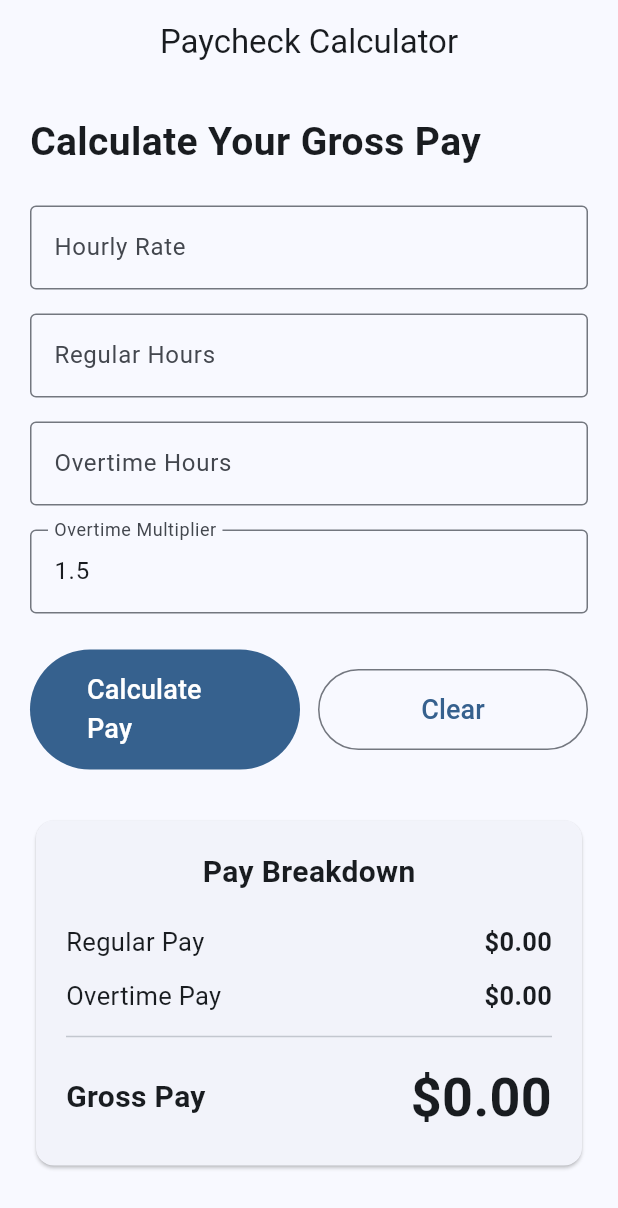
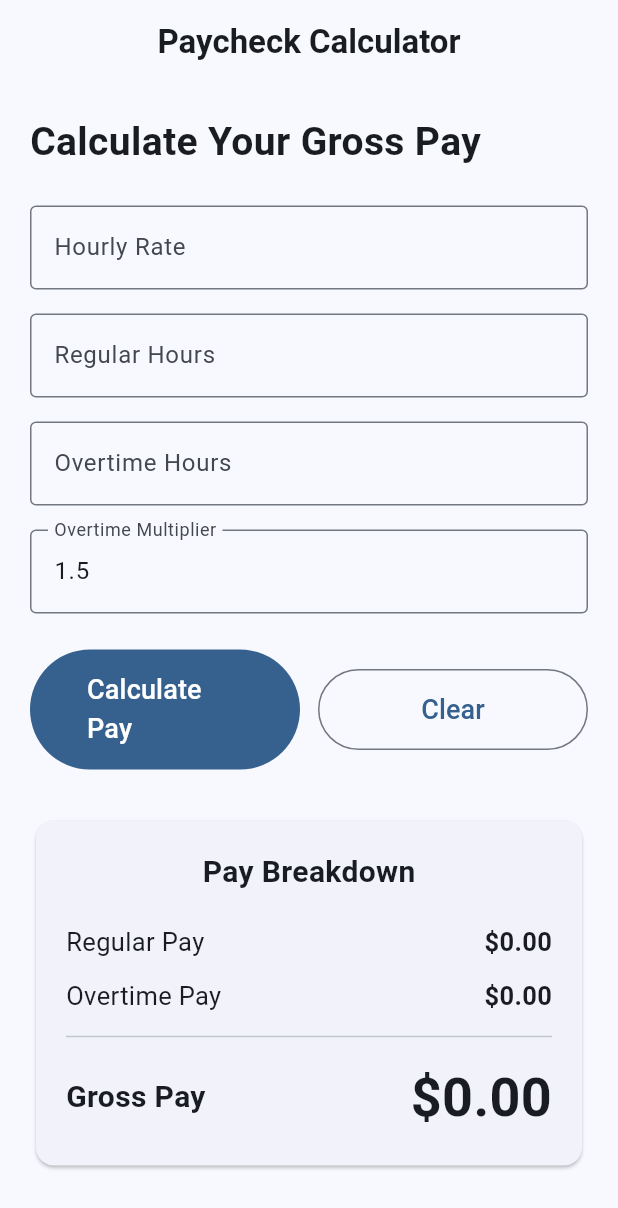
Before and after one commit to Snix-xinS/hassel-pay, a Flutter app: the screen it shows after launch, on a phone screen of 412 x 824 dp. Shown: the top 1208 px of the screen. Run offline on Flutter 3.47's test engine with Material 3 defaults, Android fonts, the phone set to English and light mode, and no system bars.

Commit message:
Improve calculator title

```diff
--- a/lib/main.dart
+++ b/lib/main.dart
@@ -78,10 +78,15 @@ class _PaycheckCalculatorPageState extends State<PaycheckCalculatorPage> {
   @override
   Widget build(BuildContext context) {
     return Scaffold(
-      appBar: AppBar(
-        title: const Text('Paycheck Calculator'),
-        centerTitle: true,
-      ),
+appBar: AppBar(
+  title: const Text(
+    'Paycheck Calculator',
+    style: TextStyle(
+      fontWeight: FontWeight.bold,
+    ),
+  ),
+  centerTitle: true,
+),
       body: SingleChildScrollView(
         padding: const EdgeInsets.all(20),
         child: Column(
```
